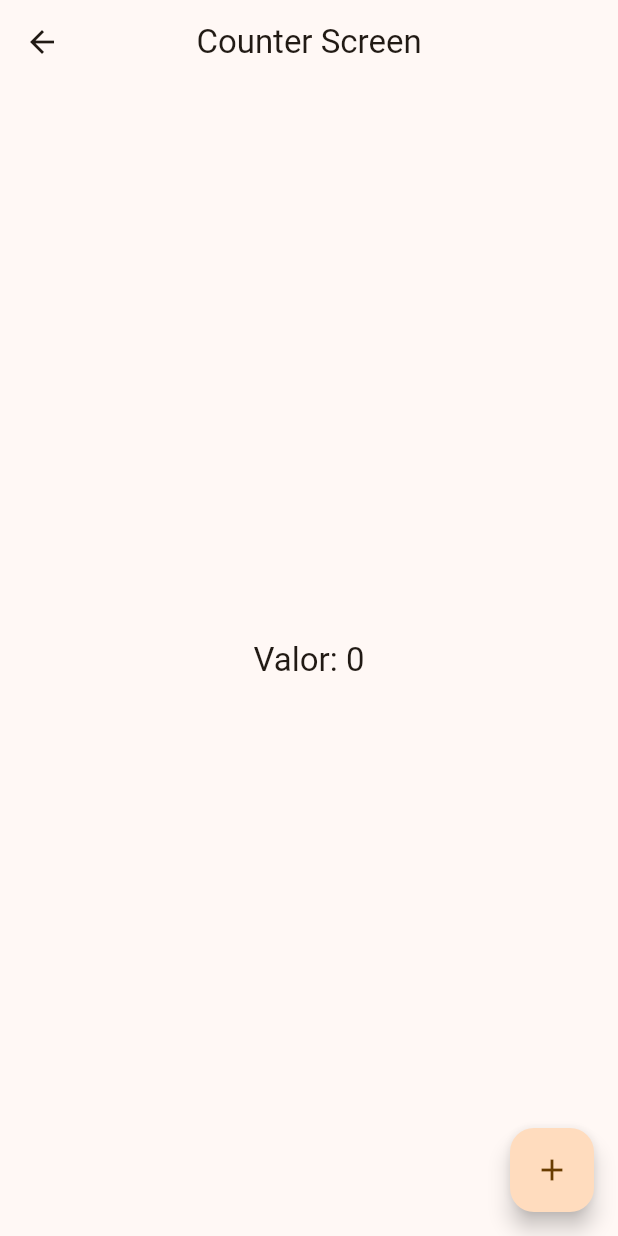
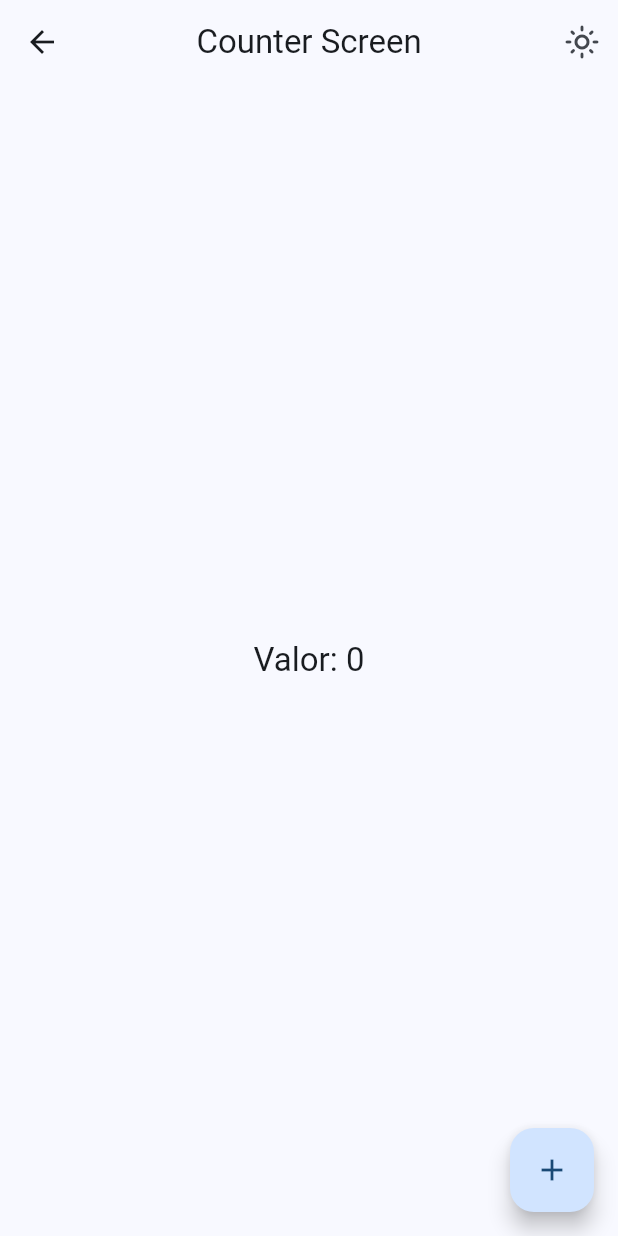
Before and after one commit to URR505/widgets_app, a Flutter app: the screen it shows after launch, after a tap on "Riverpod Contador", on a phone screen of 412 x 824 dp. Run offline on Flutter 3.47's test engine with Material 3 defaults, Android fonts, the phone set to English and light mode, and no system bars; our stand-ins replace animate_do, flutter_riverpod, go_router.

Commit message:
theme changer riverpod

```diff
--- a/lib/config/menu/menu_items.dart
+++ b/lib/config/menu/menu_items.dart
@@ -59,4 +59,9 @@ const appMenuItems = <MenuItem>[
       subTitle: 'Listas infinitas y pull to refresh',
       link: '/infinite',
       icon: Icons.list_alt_rounded),
+  MenuItem(
+      title: 'Theme changer screen',
+      subTitle: 'Listas infinitas y pull to refresh',
+      link: '/theme-changer',
+      icon: Icons.palette_outlined),
 ];
--- a/lib/config/router/app_router.dart
+++ b/lib/config/router/app_router.dart
@@ -60,4 +60,10 @@ final appRouter = GoRouter(initialLocation: '/', routes: [
     pageBuilder: (context, state) =>
         const CupertinoPage(child: CounterScreen()),
   ),
+  GoRoute(
+    path: '/theme-changer',
+    name: ThemeChangerScreen.name,
+    pageBuilder: (context, state) =>
+        const CupertinoPage(child: ThemeChangerScreen()),
+  ),
 ]);
--- a/lib/config/theme/app_theme.dart
+++ b/lib/config/theme/app_theme.dart
@@ -14,14 +14,16 @@ const colorList = <Color>[
 
 class AppTheme {
   final int selectedColor;
+  final bool isDarkMode;
 
-  AppTheme({this.selectedColor = 0})
+  AppTheme({this.isDarkMode = false, this.selectedColor = 0})
       : assert(selectedColor >= 0, 'Selected color must be grater than 0'),
         assert(selectedColor < colorList.length,
             'Selected color must be less or equal than ${colorList.length - 1}');
 
   ThemeData getTheme() => ThemeData(
       useMaterial3: true,
+      brightness: isDarkMode ? Brightness.dark : Brightness.light,
       colorSchemeSeed: colorList[selectedColor],
       appBarTheme: const AppBarTheme(centerTitle: true));
 }
--- a/lib/main.dart
+++ b/lib/main.dart
@@ -1,21 +1,26 @@
 import 'package:flutter/material.dart';
+import 'package:flutter_riverpod/flutter_riverpod.dart';
 import 'package:widgets_app/config/router/app_router.dart';
 import 'package:widgets_app/config/theme/app_theme.dart';
+import 'package:widgets_app/presentation/providers/theme_provider.dart';
 
 void main() {
-  runApp(const MainApp());
+  runApp(const ProviderScope(child: MainApp()));
 }
 
-class MainApp extends StatelessWidget {
+class MainApp extends ConsumerWidget {
   const MainApp({super.key});
 
   @override
-  Widget build(BuildContext context) {
+  Widget build(BuildContext context, WidgetRef ref) {
+    final int selectedColor = ref.watch(selectedColorProvider);
+    final bool isDarkMode = ref.watch(isDarkModeProvider);
     return MaterialApp.router(
       title: 'Flutter Widgets ',
       routerConfig: appRouter,
       debugShowCheckedModeBanner: false,
-      theme: AppTheme(selectedColor: 6).getTheme(),
+      theme: AppTheme(selectedColor: selectedColor, isDarkMode: isDarkMode)
+          .getTheme(),
     );
   }
 }
--- /dev/null
+++ b/lib/presentation/providers/counter_provider.dart
@@ -0,0 +1,3 @@
+import 'package:flutter_riverpod/flutter_riverpod.dart';
+
+final counterProvider = StateProvider<int>((ref) => 0);
--- /dev/null
+++ b/lib/presentation/providers/theme_provider.dart
@@ -0,0 +1,9 @@
+import 'package:flutter_riverpod/flutter_riverpod.dart';
+import 'package:widgets_app/config/theme/app_theme.dart';
+
+final isDarkModeProvider = StateProvider<bool>((ref) => false);
+
+//Listado de colores inmutable
+final colorListProvider = Provider((ref) => colorList);
+
+final selectedColorProvider = StateProvider((ref) => 0);
--- a/lib/presentation/screens/counter/counter_screen.dart
+++ b/lib/presentation/screens/counter/counter_screen.dart
@@ -1,23 +1,38 @@
 import 'package:flutter/material.dart';
+import 'package:flutter_riverpod/flutter_riverpod.dart';
+import 'package:widgets_app/presentation/providers/counter_provider.dart';
+import 'package:widgets_app/presentation/providers/theme_provider.dart';
 
-class CounterScreen extends StatelessWidget {
+class CounterScreen extends ConsumerWidget {
   const CounterScreen({super.key});
   static const name = 'counter_screen';
   @override
-  Widget build(BuildContext context) {
-    int valor = 0;
+  Widget build(BuildContext context, WidgetRef ref) {
+    final int clickCounter = ref.watch(counterProvider);
+    final bool isDarkMode = ref.watch(isDarkModeProvider);
     return Scaffold(
       appBar: AppBar(
         title: const Text('Counter Screen'),
+        actions: [
+          IconButton(
+            icon: Icon(isDarkMode
+                ? Icons.dark_mode_outlined
+                : Icons.light_mode_outlined),
+            onPressed: () {
+              ref.watch(isDarkModeProvider.notifier).update((state) => !state);
+            },
+          )
+        ],
       ),
       body: Center(
           child: Text(
-        'Valor: $valor',
+        'Valor: $clickCounter',
         style: Theme.of(context).textTheme.titleLarge,
       )),
       floatingActionButton: FloatingActionButton(
         onPressed: () {
-          valor++;
+          ref.read(counterProvider.notifier).state++;
+          // ref.read(counterProvider.notifier).update((state) => state + 1);
         },
         child: const Icon(Icons.add),
       ),
--- a/lib/presentation/screens/screens.dart
+++ b/lib/presentation/screens/screens.dart
@@ -1,3 +1,4 @@
+export 'package:widgets_app/presentation/theme-changer/theme_changer.dart';
 export 'package:widgets_app/presentation/screens/animated/animated_screen.dart';
 export 'package:widgets_app/presentation/screens/app_tutorial/app_tutorial_screen.dart';
 export 'package:widgets_app/presentation/screens/buttons/buttons_screen.dart';
--- a/pubspec.yaml
+++ b/pubspec.yaml
@@ -10,6 +10,7 @@ dependencies:
   animate_do: ^3.3.4
   flutter:
     sdk: flutter
+  flutter_riverpod: ^2.6.1
   go_router: ^14.6.2
 
 dev_dependencies:
```
Also changed, not shown: lib/presentation/theme-changer/theme_changer.dart (added, +57 -0 lines), pubspec.lock.
